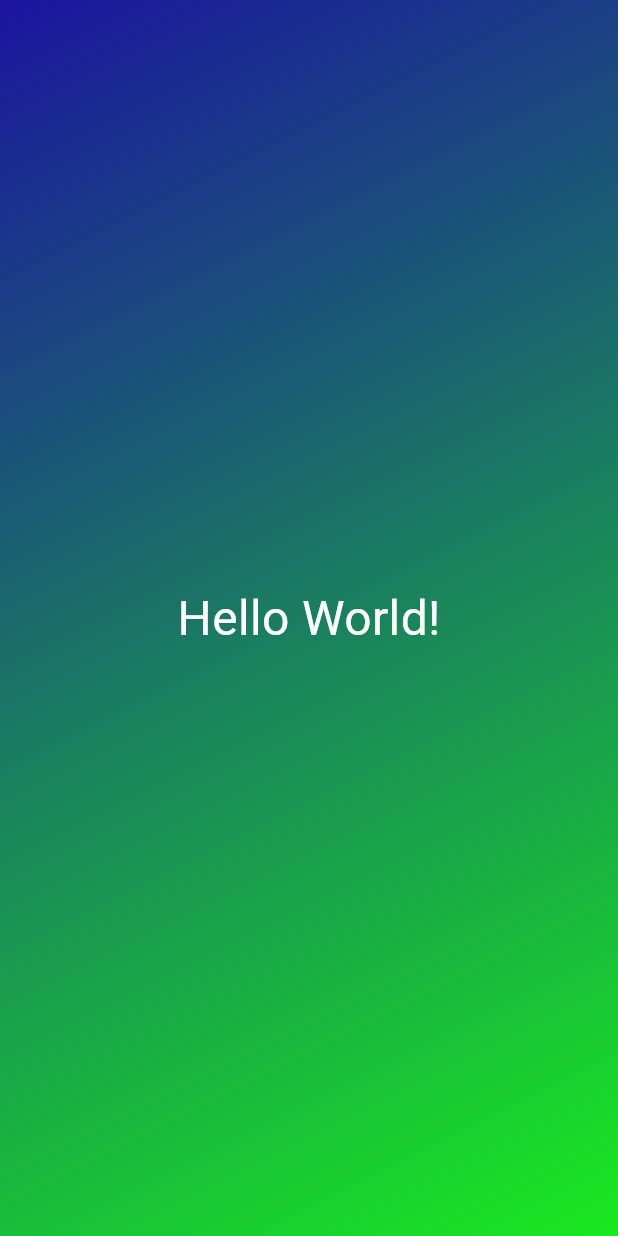
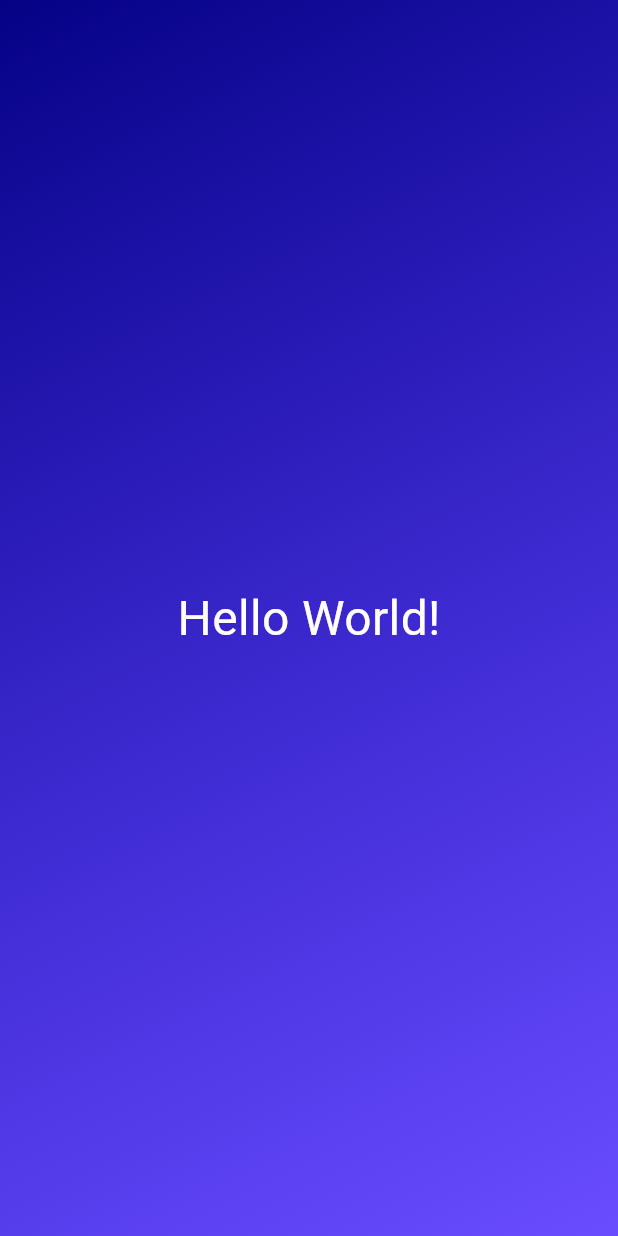
Before and after one commit to raja-ravindra-qa/FlutterPractice, a Flutter app: the screen it shows after launch, on a phone screen of 412 x 824 dp. Run offline on Flutter 3.47's test engine with Material 3 defaults, Android fonts, the phone set to English and light mode, and no system bars.

```diff
--- a/lib/Gradient_Containe.dart
+++ b/lib/Gradient_Containe.dart
@@ -1,11 +1,11 @@
 import 'package:first_app/Text_Style.dart';
 import 'package:flutter/material.dart';
 
+class Gradient_Container extends StatelessWidget {
+  const Gradient_Container(this.color1, this.color2, {super.key});
 
-class Gradient_Container extends StatelessWidget {
-  const Gradient_Container({super.key});
-
-
+  final color1;
+  final color2;
   @override
   Widget build(context) {
     return Container(
@@ -13,16 +13,10 @@ class Gradient_Container extends StatelessWidget {
         gradient: LinearGradient(
           begin: AlignmentGeometry.topLeft,
           end: AlignmentGeometry.bottomRight,
-              colors: [
-                const Color.fromARGB(255, 27, 20, 159),
-                const Color.fromARGB(255, 25, 233, 32),
-              ],
+          colors: [color1, color2],
         ),
       ),
-          child: Center(
-            child:Text_Style()
-          ),
+      child: Center(child: Text_Style()),
     );
-
   }
 }
--- a/lib/main.dart
+++ b/lib/main.dart
@@ -5,7 +5,10 @@ void main() {
   runApp(
     MaterialApp(
       home: Scaffold(
-        body: Gradient_Container()
+        body: Gradient_Container(
+          Color.fromARGB(255, 5, 2, 133),
+          Color.fromARGB(176, 38, 0, 255),
+        ),
       ),
     ),
   );
```
Lines whose indentation alone changed are shown as unchanged.
